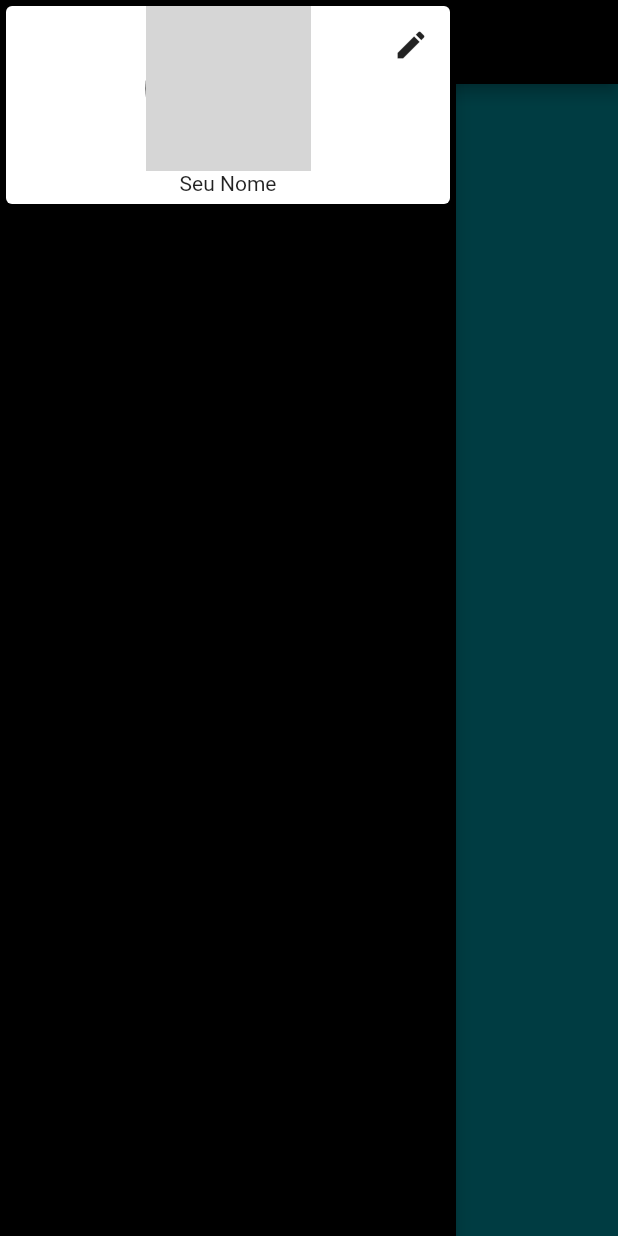
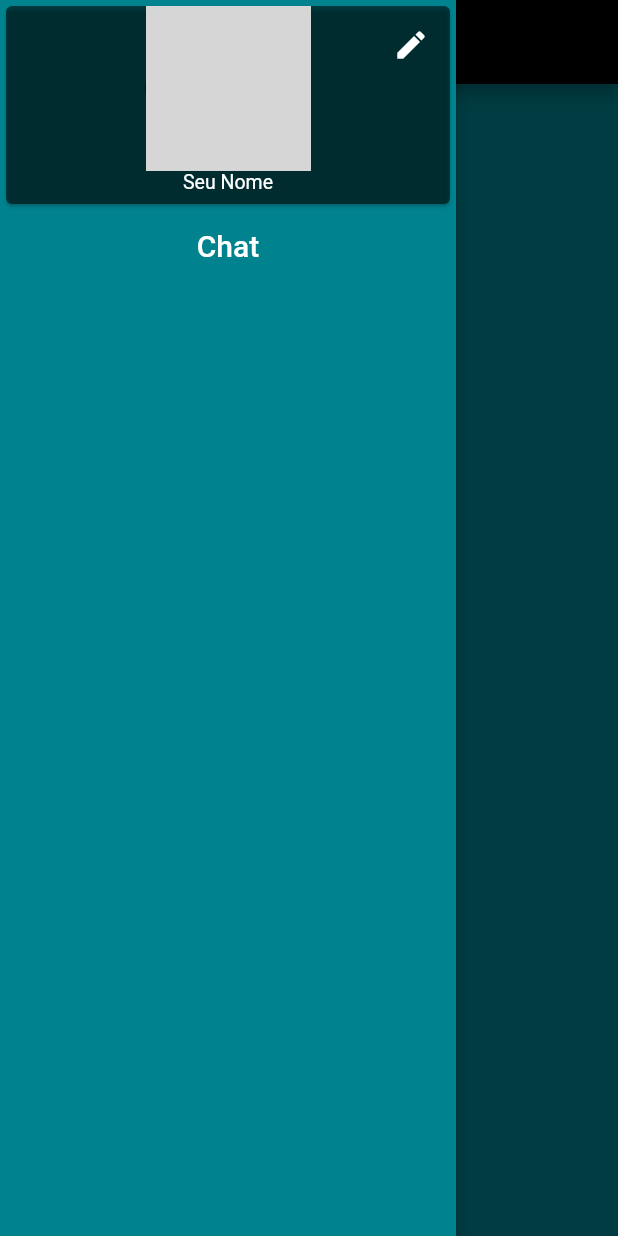
Before and after one commit to SFbarbara/findPet, a Flutter app: the screen it shows once a user with an empty profile is signed in, with the side drawer open, on a phone screen of 412 x 824 dp. Run offline on Flutter 3.47's test engine with Material 2 defaults, Android fonts, the phone set to English and light mode, and no system bars; our stand-ins replace cloud_firestore, firebase_auth, firebase_core, firebase_storage, google_fonts, image_picker; accounts and stored records are empty; network calls fail; grey boxes are pictures that could not be loaded.

Commit message:
Alterações no Drawer

```diff
--- a/lib/login_widget.dart
+++ b/lib/login_widget.dart
@@ -81,6 +81,10 @@ class _LoginWidgetState extends State<LoginWidget> {
                           height: 20,
                         ),
                         _botaoEntrar(),
+                        SizedBox(
+                          height: 15,
+                        ),
+                        _botaoEsqueceu(),
                         _botaoCadastar(),
                      ],
                     ),
@@ -103,6 +107,13 @@ class _LoginWidgetState extends State<LoginWidget> {
                 },
                 child: Text("Entrar"))),
       ],
+    );
+  }
+
+  _botaoEsqueceu() {
+    return TextButton(
+      onPressed: (){},
+      child: Text("Esqueceu sua senha?"),
     );
   }
 
--- a/lib/main_page.dart
+++ b/lib/main_page.dart
@@ -14,7 +14,7 @@ class MainPage extends StatelessWidget {
       ),
       body: Container(),
       drawer: Drawer(
-        backgroundColor: Colors.black,
+        backgroundColor: Colors.cyan[800],
         elevation: 5,
         child: Container(
           child: Column(
@@ -23,6 +23,7 @@ class MainPage extends StatelessWidget {
                 width:double.infinity,
                 height: 140,
                 child: Card(
+                  color: Colors.black54,
                   child: Stack(
                     alignment: Alignment.center,
                     children: [
@@ -32,7 +33,16 @@ class MainPage extends StatelessWidget {
                             radius: 55.0,
                             backgroundImage: NetworkImage("https://images.unsplash.com/photo-1570295999919-56ceb5ecca61?ixlib=rb-1.2.1&ixid=MnwxMjA3fDB8MHxwaG90by1wYWdlfHx8fGVufDB8fHx8&auto=format&fit=crop&w=580&q=80")
                           ),
-                          Text("Seu Nome"),
+                          /*SizedBox(
+                            height: 5,
+                          ),*/
+                          Text(
+                            "Seu Nome",
+                            style: TextStyle(
+                              color:Colors.white,
+                              fontSize: 13,
+                            ),
+                          ),
                         ],
                       ),
                       Positioned(
@@ -42,13 +52,35 @@ class MainPage extends StatelessWidget {
                           onPressed: (){
                           Navigator.of(context).push( MaterialPageRoute(builder: (context)=>UsuarioPage(usuario:usuario)) );
                           },
-                          icon: Icon(Icons.edit),
+                          icon: Icon(Icons.edit, color: Colors.white),
                         ),
                       ),
                     ],
                   ),
                 ),
-              )
+              ),
+              Container(
+                child: TextButton(
+                  onPressed: (){},
+                  child: Text(
+                    "Chat",
+                    style: TextStyle(
+                      color:Colors.white,
+                      fontSize: 20,
+                    ),
+                  ),
+                ),
+              ),
+              SizedBox(
+                height: 700,
+              ),
+              Container(
+                alignment: Alignment.bottomRight,
+                  child: IconButton(
+                    onPressed: (){},
+                    icon: Icon(Icons.logout_outlined, color: Colors.white),
+                  )
+              ),
             ],
           ),
         ),
```
Also changed, not shown: imagens/pessoa.jpg.
